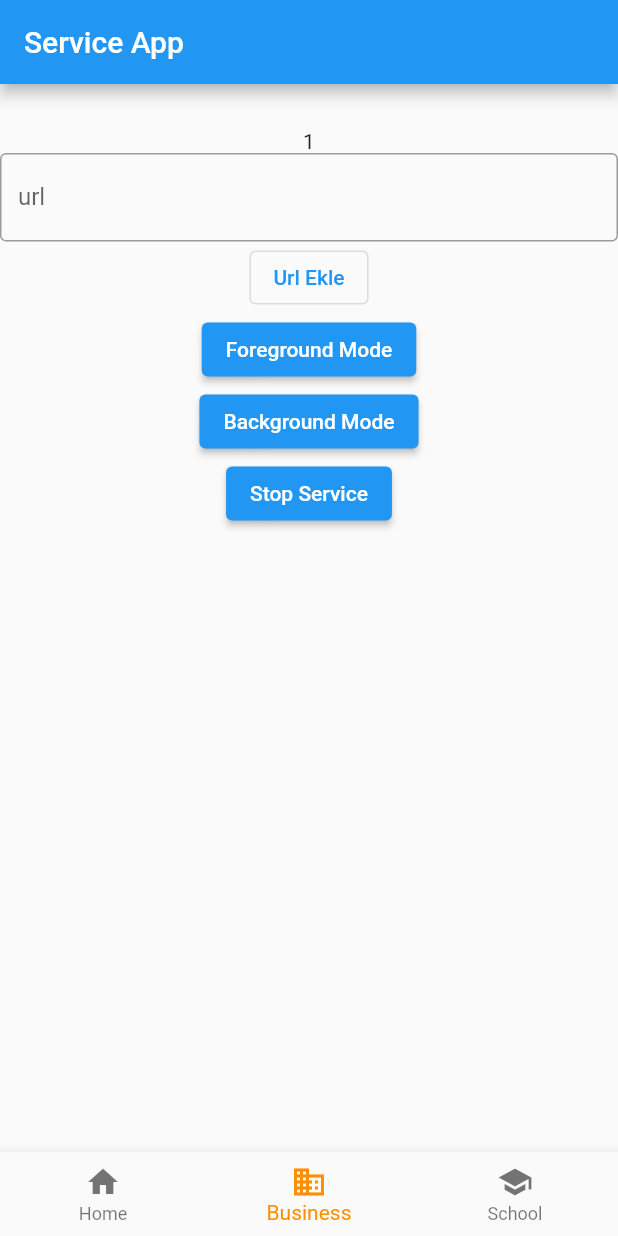
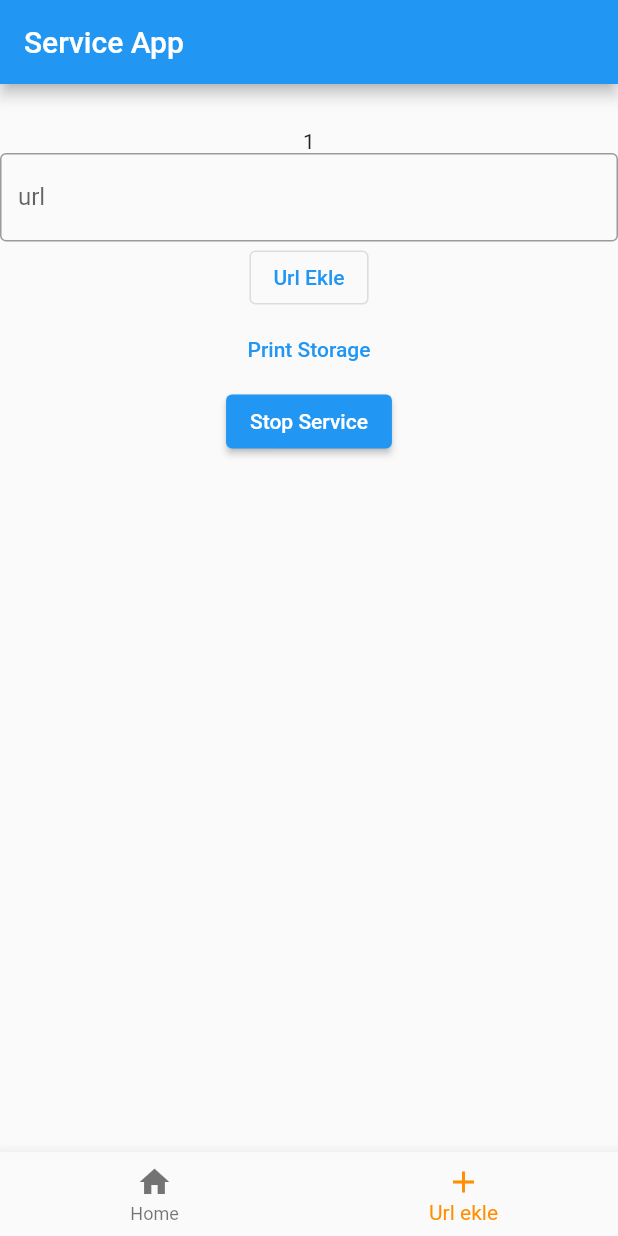
Before and after one commit to anilhyilmaz/dhmi-200-vermezse-uyar, a Flutter app: the screen it shows after launch, item 2 of the bottom bar chosen, on a phone screen of 412 x 824 dp. Run offline on Flutter 3.47's test engine with Material 2 defaults, Android fonts, the phone set to English and light mode, and no system bars; our stand-ins replace awesome_notifications, device_info_plus, shared_preferences, sqflite; missing offline and left inert: flutter_background_service, flutter_background_service_android; accounts and stored records are empty.

Commit message:
urldbhelper eklendi

```diff
--- /dev/null
+++ b/lib/addurlpage.dart
@@ -0,0 +1,44 @@
+import 'package:flutter/material.dart';
+
+
+class AddUrlPage extends StatefulWidget {
+  const AddUrlPage({Key? key}) : super(key: key);
+
+  @override
+  State<AddUrlPage> createState() => _AddUrlPageState();
+}
+
+class _AddUrlPageState extends State<AddUrlPage> {
+  TextEditingController urlcontroller = new TextEditingController();
+
+
+
+  Widget UrlInputWidget(){return TextField(
+      obscureText: false,
+      controller: urlcontroller,
+      decoration: const InputDecoration(
+        border: OutlineInputBorder(),
+        labelText: 'url',
+      ));}
+  Widget EkleUrlButton(){
+    return OutlinedButton(
+      onPressed: () async {
+        debugPrint('Received click ${urlcontroller.text}');
+    },
+      child: const Text('Url Ekle'),
+    );
+  }
+  Widget ShowUrls(){
+    return TextButton(
+      onPressed: () {print('show urls');
+      },
+      child: Text('Print Storage'),
+    );
+  }
+
+
+  @override
+  Widget build(BuildContext context) {
+    return Center(child: Column(children: [UrlInputWidget(),EkleUrlButton(),ShowUrls()]),);
+  }
+}
--- a/lib/main.dart
+++ b/lib/main.dart
@@ -4,11 +4,13 @@ import 'dart:ui';
 
 import 'package:awesome_notifications/awesome_notifications.dart';
 import 'package:device_info_plus/device_info_plus.dart';
+import 'package:dhmigov/listofurls.dart';
 import 'package:flutter/material.dart';
 import 'package:flutter_background_service/flutter_background_service.dart';
 import 'package:flutter_background_service_android/flutter_background_service_android.dart';
 import 'package:shared_preferences/shared_preferences.dart';
 import 'package:http/http.dart' as http;
+import 'addurlpage.dart';
 import 'notifications.dart';
 
 
@@ -16,6 +18,8 @@ var codeList = [];
 var timeList = [];
 bool isActive = true;
 var url = 'https://www.dhmi.gov.tr';
+
+
 
 
 myclass() async {
@@ -108,7 +112,7 @@ void onStart(ServiceInstance service) async {
   });
 
   // bring to foreground
-  Timer.periodic(const Duration(seconds: 10), (timer) async {
+  Timer.periodic(const Duration(minutes: 1), (timer) async {
     final hello = preferences.getString("hello");
     print(hello);
 
@@ -196,41 +200,10 @@ class _MyAppState extends State<MyApp> {
   }
 
   String text = "Stop Service";
-  TextEditingController urlcontroller = TextEditingController();
-  Widget UrlInputWidget(){return TextField(
-  obscureText: false,
-      controller: urlcontroller,
-  decoration: InputDecoration(
-  border: OutlineInputBorder(),
-  labelText: 'url',
-  ));}
-  Widget EkleUrlButton(){
-    return OutlinedButton(
-      onPressed: () {
-        debugPrint('Received click ${urlcontroller.text}');
-
-      },
-      child: const Text('Url Ekle'),
-    );
-  }
 
   int _selectedIndex = 0;
   static const TextStyle optionStyle =
   TextStyle(fontSize: 30, fontWeight: FontWeight.bold);
-  static const List<Widget> _widgetOptions = <Widget>[
-    Text(
-      'Index 0: Home',
-      style: optionStyle,
-    ),
-    Text(
-      'Index 1: Business',
-      style: optionStyle,
-    ),
-    Text(
-      'Index 2: School',
-      style: optionStyle,
-    ),
-  ];
 
   void _onItemTapped(int index) {
     setState(() {
@@ -250,20 +223,7 @@ class _MyAppState extends State<MyApp> {
           children: [
             SizedBox(height: 30),
             Text(_selectedIndex.toString()),
-            UrlInputWidget(),
-          EkleUrlButton(),
-            ElevatedButton(
-              child: const Text("Foreground Mode"),
-              onPressed: () {
-                FlutterBackgroundService().invoke("setAsForeground");
-              },
-            ),
-            ElevatedButton(
-              child: const Text("Background Mode"),
-              onPressed: () {
-                FlutterBackgroundService().invoke("setAsBackground");
-              },
-            ),
+            _selectedIndex == 0 ? listofurls() : AddUrlPage(),
             ElevatedButton(
               child: Text(text),
               onPressed: () async {
@@ -292,12 +252,8 @@ class _MyAppState extends State<MyApp> {
               label: 'Home',
             ),
             BottomNavigationBarItem(
-              icon: Icon(Icons.business),
-              label: 'Business',
-            ),
-            BottomNavigationBarItem(
-              icon: Icon(Icons.school),
-              label: 'School',
+              icon: Icon(Icons.add),
+              label: 'Url ekle',
             ),
           ],
           currentIndex: _selectedIndex,
--- /dev/null
+++ b/lib/url.dart
@@ -0,0 +1,20 @@
+import 'package:dhmigov/urldbhelper.dart';
+
+class Url {
+  late int id;
+  late String url;
+
+  Url(this.id, this.url);
+
+  Url.fromMap(Map<String,dynamic> map) {
+    id = map['id'];
+    url = map['url'];
+  }
+
+  Map<String, dynamic> toMap() {
+    return {
+      DatabaseHelper.columnId: id,
+      DatabaseHelper.columnUrl : url,
+    };
+  }
+}
--- /dev/null
+++ b/lib/urldbhelper.dart
@@ -0,0 +1,67 @@
+import 'package:dhmigov/url.dart';
+import 'package:sqflite/sqflite.dart';
+import 'package:path/path.dart';
+
+class DatabaseHelper{
+  static final _databaseName = 'urldb.db';
+  static final _databaseVersion = 1;
+  static final table = 'urls_table';
+  static final columnId = 'id';
+  static final columnUrl = 'url';
+
+
+  DatabaseHelper._privateConstructor();
+  static final DatabaseHelper instance = DatabaseHelper._privateConstructor();
+  late Database _database;
+
+
+  Future<Database> get database async{
+    if(_database!=null) return _database;
+    _database = await _initDatabase();
+    return _database;
+  }
+
+  _initDatabase() async{
+    String path = join(await getDatabasesPath(),_databaseName);
+    return await openDatabase(path,version: _databaseVersion,onCreate: _onCreate);
+  }
+
+  Future _onCreate(Database db,int version) async{
+    return await db.execute('''
+    CREATE TABLE $table (
+    $columnId INTEGER PRIMARY KEY AUTOINCREMENT,
+    $columnUrl TEXT NOT NULL
+    )
+    ''');
+  }
+
+  Future<int> insert(Url url) async{
+    Database db = await instance.database;
+    return await db.insert(table, {'url':url.url});
+  }
+
+  Future<int> update(Url url) async{
+    Database db = await instance.database;
+    int id = url.toMap()['id'];
+    return await db.update(table, url.toMap(),where: '$columnId = ?',whereArgs: [id]);
+  }
+  Future<int> delete(int id) async{
+    Database db = await instance.database;
+    return await db.delete(table,where: '$columnId = ?',whereArgs: [id]);
+  }
+  Future<List<Map<String,dynamic>>> queryRows(url) async{
+    Database db = await instance.database;
+    return await db.query(table,where:"$columnUrl LIKE '%$url%'");
+  }
+  Future<List<Map<String,dynamic>>> queryAllRows() async{
+    Database db = await instance.database;
+    return await db.query(table);
+  }
+  Future<int?> queryRowCount() async{
+    Database db = await instance.database;
+    return Sqflite.firstIntValue(await db.rawQuery('SELECT COUNT(*) FROM $table'));
+  }
+
+
+
+}
--- a/pubspec.yaml
+++ b/pubspec.yaml
@@ -35,10 +35,12 @@ dependencies:
   # Use with the CupertinoIcons class for iOS style icons.
   cupertino_icons: ^1.0.2
   flutter_background_service: ^2.1.3
-  device_info_plus: ^4.0.1
   shared_preferences: ^2.0.15
   awesome_notifications: ^0.6.21
   http: ^0.13.4
+  device_info_plus: ^4.0.1
+  sqflite: ^2.0.3
+  path_provider: ^2.0.11
 
 dev_dependencies:
   flutter_test:
```
Also changed, not shown: lib/listofurls.dart (added, +18 -0 lines), pubspec.lock.
